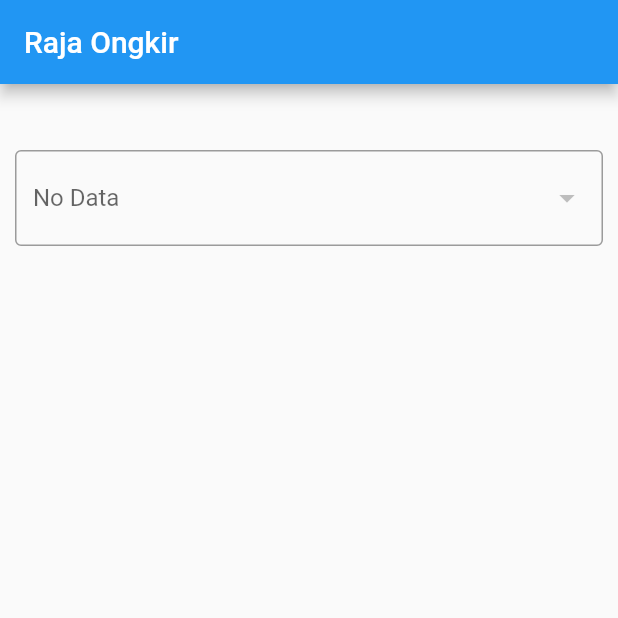
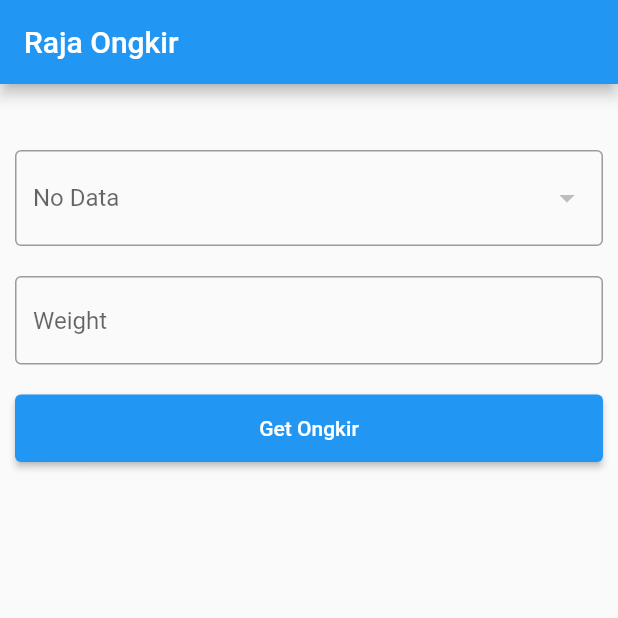
Before and after one commit to kopianan/Flutter2UpdateUdemy, a Flutter app: the screen it shows after launch, on a phone screen of 412 x 824 dp, the top half of it. Run offline on Flutter 3.47's test engine with Material 2 defaults, Android fonts, the phone set to English and light mode, and no system bars; our stand-ins replace bloc, dartz, dio, flutter_bloc, freezed_annotation, get and 2 more; network calls fail.

```diff
--- a/lib/application/raja_ongkir/raja_ongkir_state.dart
+++ b/lib/application/raja_ongkir/raja_ongkir_state.dart
@@ -9,4 +9,6 @@ class RajaOngkirState with _$RajaOngkirState {
       List<ProvinceDataModel> dataModel) = _OnGetProvinceData;
   const factory RajaOngkirState.onGetCityData(List<CityDataModel> dataModel) =
       _OnGetCityData;
+  const factory RajaOngkirState.onGetCostData(
+      CostResponseDataModel responseDataModel) = _OnGetCostData;
 }
--- /dev/null
+++ b/lib/domain/raja_ongkir/cost/cost_request_data_model.dart
@@ -0,0 +1,17 @@
+import 'package:freezed_annotation/freezed_annotation.dart';
+
+part 'cost_request_data_model.freezed.dart';
+part 'cost_request_data_model.g.dart';
+
+@freezed
+class CostRequestDataModel with _$CostRequestDataModel {
+  factory CostRequestDataModel({
+    @Default(0) int origin,
+    @Default(0) int destination,
+    @Default(0) int weight,
+    @Default("") String courier,
+  }) = _CostRequestDataModel;
+
+  factory CostRequestDataModel.fromJson(Map<String, dynamic> json) =>
+      _$CostRequestDataModelFromJson(json);
+}
--- /dev/null
+++ b/lib/domain/raja_ongkir/cost/cost_response_data_model.dart
@@ -0,0 +1,20 @@
+import 'package:flutter2/domain/raja_ongkir/city/city_data_model.dart';
+import 'package:flutter2/domain/raja_ongkir/cost/result_model.dart';
+import 'package:freezed_annotation/freezed_annotation.dart';
+
+part 'cost_response_data_model.freezed.dart';
+part 'cost_response_data_model.g.dart';
+
+@freezed
+class CostResponseDataModel with _$CostResponseDataModel {
+  factory CostResponseDataModel({
+    @JsonKey(name: "origin_details") CityDataModel? originDetails,
+    @JsonKey(name: "destination_details") CityDataModel? destinationDetails,
+    @Default(<ResultModel>[])
+    @JsonKey(name: "results")
+        List<ResultModel> results,
+  }) = _CostResponseDataModel;
+
+  factory CostResponseDataModel.fromJson(Map<String, dynamic> json) =>
+      _$CostResponseDataModelFromJson(json);
+}
--- a/lib/presentation/home/home_page.dart
+++ b/lib/presentation/home/home_page.dart
@@ -1,6 +1,7 @@
 import 'package:flutter/material.dart';
 import 'package:flutter2/application/raja_ongkir/raja_ongkir_cubit.dart';
 import 'package:flutter2/domain/raja_ongkir/city/city_data_model.dart';
+import 'package:flutter2/domain/raja_ongkir/cost/cost_request_data_model.dart';
 import 'package:flutter2/domain/raja_ongkir/province/province_data_model.dart';
 import 'package:flutter2/domain/raja_ongkir/raja_ongkir_failed.dart';
 import 'package:flutter2/injection.dart';
@@ -17,6 +18,10 @@ class HomePage extends StatefulWidget {
 class _HomePageState extends State<HomePage> {
   final provinceCubit = getIt<RajaOngkirCubit>();
   final cityCubit = getIt<RajaOngkirCubit>();
+  final costCubit = getIt<RajaOngkirCubit>();
+
+  final weightController = TextEditingController();
+  final formKey = GlobalKey<FormState>();
 
   @override
   void initState() {
@@ -28,7 +33,23 @@ class _HomePageState extends State<HomePage> {
   Widget build(BuildContext context) {
     return Scaffold(
         appBar: AppBar(title: Text("Raja Ongkir")),
-        body: Column(
+        body: BlocProvider(
+          create: (context) => costCubit,
+          child: BlocConsumer<RajaOngkirCubit, RajaOngkirState>(
+              listener: (context, state) {
+            state.maybeMap(
+                orElse: () {},
+                loading: (e) {
+                  print("On Loading Get Cost");
+                },
+                error: (e) {
+                  print(e);
+                },
+                onGetCostData: (e) {
+                  print(e);
+                });
+          }, builder: (context, state) {
+            return Column(
               children: [
                 BlocProvider(
                   create: (context) => provinceCubit,
@@ -44,7 +65,44 @@ class _HomePageState extends State<HomePage> {
                       builder: (context, state) =>
                           cityCubitBuilder(context, state)),
                 ),
+                Form(
+                  key: formKey,
+                  autovalidateMode: AutovalidateMode.onUserInteraction,
+                  child: Padding(
+                    padding: const EdgeInsets.all(10.0),
+                    child: TextFormField(
+                      controller: weightController,
+                      keyboardType: TextInputType.number,
+                      validator: (value) {
+                        if (value.toString().isEmpty)
+                          return "Field can not be empty";
+                        else
+                          return null;
+                      },
+                      decoration: InputDecoration(
+                          hintText: "Weight", border: OutlineInputBorder()),
+                    ),
+                  ),
+                ),
+                Container(
+                  height: 45,
+                  margin: EdgeInsets.all(10),
+                  width: double.infinity,
+                  child: ElevatedButton(
+                    onPressed: () {
+                      var _request = CostRequestDataModel(
+                          courier: "jne",
+                          destination: 1,
+                          origin: 1,
+                          weight: 3000);
+                      costCubit.getCostDataFromInternet(_request);
+                    },
+                    child: Text("Get Ongkir"),
+                  ),
+                )
               ],
+            );
+          }),
         ));
   }
 
```
Also changed, not shown: lib/application/raja_ongkir/raja_ongkir_cubit.dart (+16 -0 lines), lib/domain/raja_ongkir/cost/cost_model.dart (added, +16 -0 lines), lib/domain/raja_ongkir/cost/costs_model.dart (added, +17 -0 lines), lib/domain/raja_ongkir/cost/result_model.dart (added, +17 -0 lines), lib/domain/raja_ongkir/raja_ongkir_repository.dart (+24 -0 lines), lib/application/raja_ongkir/raja_ongkir_cubit.freezed.dart, lib/domain/raja_ongkir/city/city_data_model.dart (line endings or trailing spaces), lib/domain/raja_ongkir/cost/cost_model.freezed.dart (added), lib/domain/raja_ongkir/cost/cost_model.g.dart (added), lib/domain/raja_ongkir/cost/cost_request_data_model.freezed.dart (added), lib/domain/raja_ongkir/cost/cost_request_data_model.g.dart (added), lib/domain/raja_ongkir/cost/cost_response_data_model.freezed.dart (added), lib/domain/raja_ongkir/cost/cost_response_data_model.g.dart (added), lib/domain/raja_ongkir/cost/costs_model.freezed.dart (added), 3 more files. Lines whose indentation alone changed are shown as unchanged.
